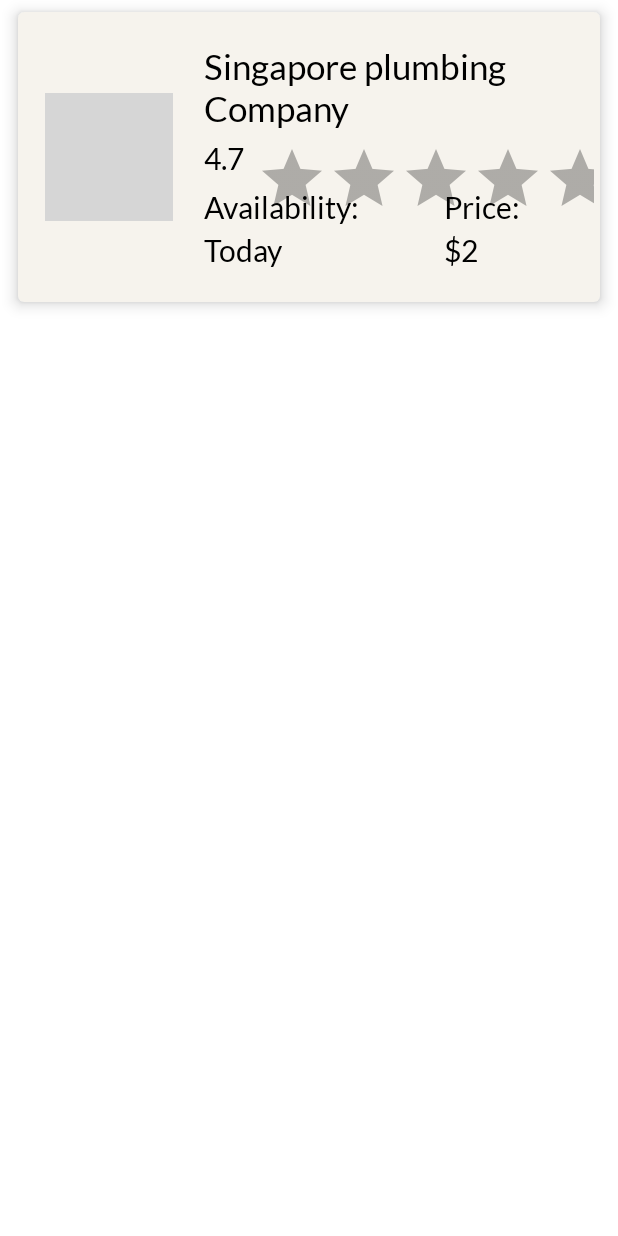
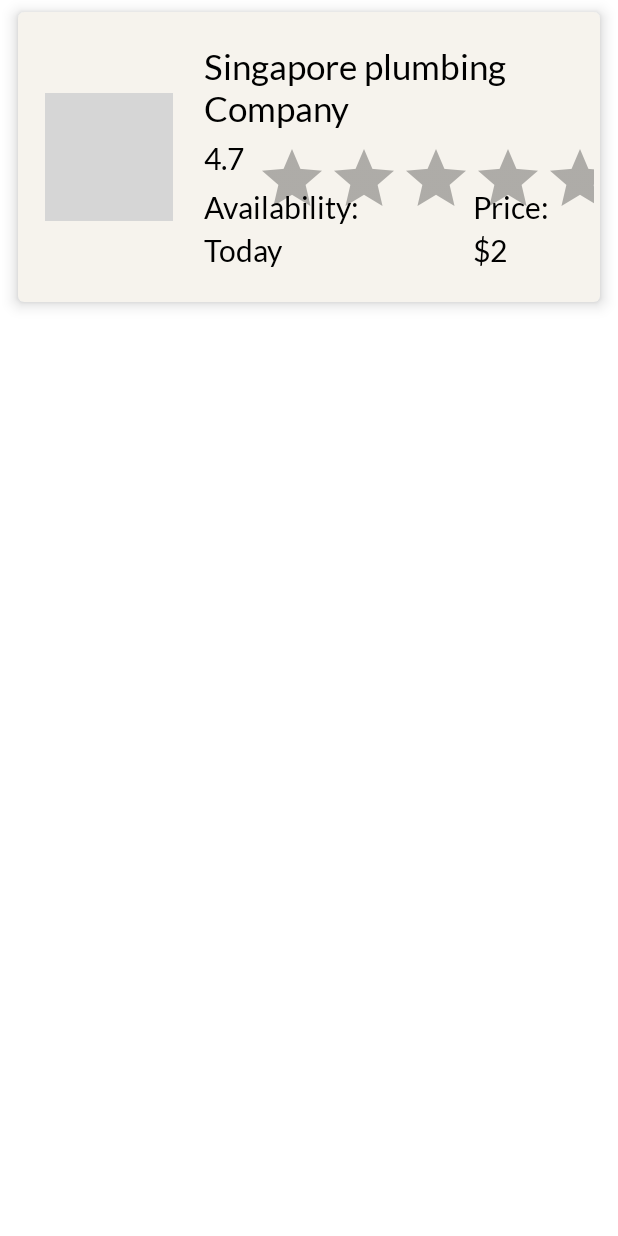
Before and after one commit to Jeyxiang/HelpLah, an Android app: the layout list_item.xml on its own in the app's theme, with its tools: preview values and no code run, on a phone screen of 412 x 824 dp. Run offline under Robolectric (Android 15) with nearby library versions, the phone set to English and light mode, and no system bars; plain views replace MaterialRatingBar; grey boxes are pictures that could not be loaded.

Commit message:
Third commit

```diff
--- a/app/build.gradle
+++ b/app/build.gradle
@@ -55,3 +55,4 @@ dependencies {
     implementation 'androidx.paging:paging-runtime:2.1.0'
     implementation 'de.hdodenhof:circleimageview:3.1.0'
 }
+apply plugin: 'com.google.gms.google-services'
--- a/app/src/main/java/com/example/helplah/viewmodel/LoginScreen.java
+++ b/app/src/main/java/com/example/helplah/viewmodel/LoginScreen.java
@@ -58,7 +58,7 @@ public class LoginScreen extends AppCompatActivity {
     }
 
     private void signIn(View v) {
-        mAuth.signInWithEmailAndPassword(this.username.getText().toString(),
+        mAuth.signInWithEmailAndPassword(this.username.getText().toString().trim(),
                 this.password.getText().toString())
                 .addOnCompleteListener(this, new OnCompleteListener<AuthResult>() {
                     @Override
--- a/app/src/main/res/drawable/blue_bg.xml
+++ /dev/null
@@ -1,6 +0,0 @@
-<?xml version="1.0" encoding="utf-8"?>
-<shape xmlns:android="http://schemas.android.com/apk/res/android">
-    <gradient android:startColor="#413FBC"
-        android:endColor="#272670"/>
-    <corners android:bottomRightRadius="125dp"/>
-</shape>
--- a/app/src/main/res/layout/list_item.xml
+++ b/app/src/main/res/layout/list_item.xml
@@ -46,6 +46,14 @@
             app:layout_constraintTop_toBottomOf="@+id/listingName"
             app:layout_constraintVertical_bias="0.0" />
 
+        <LinearLayout
+            android:layout_width="wrap_content"
+            android:layout_height="wrap_content"
+            android:layout_marginEnd="30dp"
+            android:orientation="vertical"
+            app:layout_constraintEnd_toEndOf="parent"
+            app:layout_constraintTop_toBottomOf="@id/listingScore">
+
             <TextView
                 android:id="@+id/priceText"
                 style="@style/ListingsRightTextBox"
@@ -53,10 +61,19 @@
                 android:layout_height="wrap_content"
                 android:layout_marginTop="8dp"
                 android:text="Price:"
-            app:layout_constraintBottom_toTopOf="@id/listingPrice"
-            app:layout_constraintStart_toStartOf="parent"
-            app:layout_constraintTop_toBottomOf="@id/listingScore"
                 app:layout_constraintVertical_bias="0.879" />
+
+            <TextView
+                android:id="@+id/listingPrice"
+                style="@style/ListingsRightTextBox"
+                android:layout_width="wrap_content"
+                android:layout_height="wrap_content"
+                android:layout_marginTop="4dp"
+                android:layout_marginBottom="8dp"
+                android:text="$2"
+                app:layout_constraintTop_toBottomOf="@id/priceText" />
+
+        </LinearLayout>
 
         <TextView
             android:id="@+id/listing_availability"
@@ -81,18 +98,6 @@
             app:layout_constraintStart_toStartOf="parent"
             app:layout_constraintTop_toBottomOf="@id/listingScore" />
 
-        <TextView
-            android:id="@+id/listingPrice"
-            style="@style/ListingsRightTextBox"
-            android:layout_width="wrap_content"
-            android:layout_height="wrap_content"
-            android:layout_marginTop="4dp"
-            android:layout_marginBottom="8dp"
-            android:text="$2"
-            app:layout_constraintBottom_toBottomOf="parent"
-            app:layout_constraintStart_toStartOf="parent"
-            app:layout_constraintTop_toBottomOf="@id/priceText"
-            app:layout_constraintVertical_bias="0.938" />
 
         <TextView
             android:id="@+id/listingNumOfReviews"
--- a/app/src/main/res/values/styles.xml
+++ b/app/src/main/res/values/styles.xml
@@ -58,7 +58,7 @@
     </style>
 
     <style name="ListingsRightTextBox">
-        <item name="android:layout_marginStart">280dp</item>
+        <item name="layout_constraintHorizontal_bias">0.8</item>
         <item name="android:elevation">4dp</item>
         <item name="android:textColor">#000000</item>
         <item name="android:textSize">20sp</item>
```
Also changed, not shown: app/src/main/java/com/example/helplah/models/ConsumerUser.java (+23 -0 lines), app/src/main/java/com/example/helplah/viewmodel/RegisterScreen.java (+11 -11 lines). Lines whose indentation alone changed are shown as unchanged.
